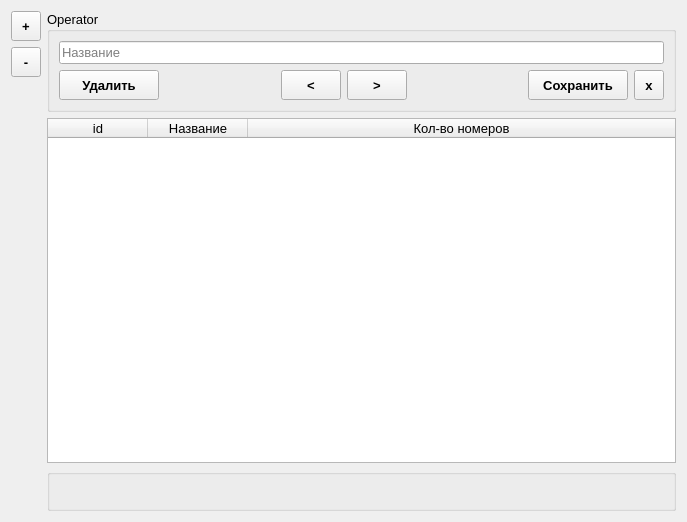
First picture: the form in tMix_2/tMix_2/operators.ui, repository Skyrim78/tMix, before the edit.
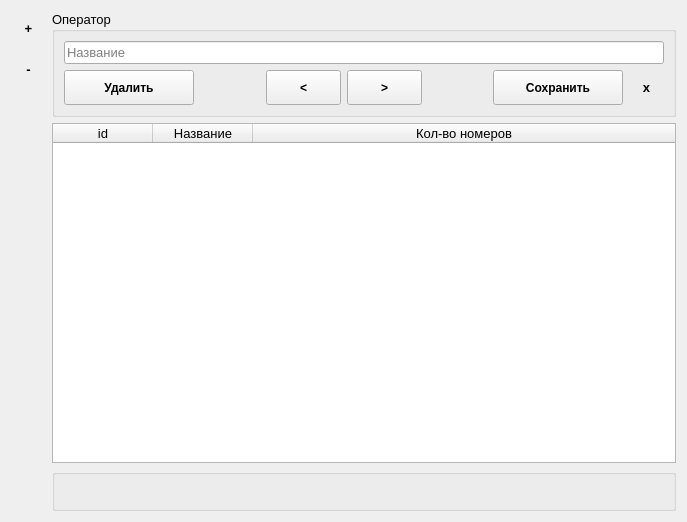
Second picture: the form after the edit.

Diff of the .ui file:
```diff
--- a/tMix_2/tMix_2/operators.ui
+++ b/tMix_2/tMix_2/operators.ui
@@ -27,18 +27,19 @@
         <widget class="QToolButton" name="toolButton_add">
          <property name="minimumSize">
           <size>
-           <width>30</width>
-           <height>30</height>
+           <width>35</width>
+           <height>35</height>
           </size>
          </property>
          <property name="maximumSize">
           <size>
-           <width>30</width>
-           <height>30</height>
+           <width>35</width>
+           <height>35</height>
           </size>
          </property>
          <property name="font">
           <font>
+           <pointsize>10</pointsize>
            <weight>75</weight>
            <bold>true</bold>
           </font>
@@ -46,24 +47,28 @@
          <property name="text">
           <string>+</string>
          </property>
+         <property name="autoRaise">
+          <bool>true</bool>
+         </property>
         </widget>
        </item>
        <item>
         <widget class="QToolButton" name="toolButton_delN">
          <property name="minimumSize">
           <size>
-           <width>30</width>
-           <height>30</height>
+           <width>35</width>
+           <height>35</height>
           </size>
          </property>
          <property name="maximumSize">
           <size>
-           <width>30</width>
-           <height>30</height>
+           <width>35</width>
+           <height>35</height>
           </size>
          </property>
          <property name="font">
           <font>
+           <pointsize>10</pointsize>
            <weight>75</weight>
            <bold>true</bold>
           </font>
@@ -71,6 +76,9 @@
          <property name="text">
           <string>-</string>
          </property>
+         <property name="autoRaise">
+          <bool>true</bool>
+         </property>
         </widget>
        </item>
        <item>
@@ -93,7 +101,7 @@
        <item>
         <widget class="QGroupBox" name="groupBox_operator">
          <property name="title">
-          <string>Operator</string>
+          <string>Оператор</string>
          </property>
          <layout class="QGridLayout" name="gridLayout">
           <item row="0" column="0">
@@ -111,18 +119,19 @@
                <widget class="QPushButton" name="pushButton_del">
                 <property name="minimumSize">
                  <size>
-                  <width>100</width>
-                  <height>30</height>
+                  <width>130</width>
+                  <height>35</height>
                  </size>
                 </property>
                 <property name="maximumSize">
                  <size>
-                  <width>100</width>
-                  <height>30</height>
+                  <width>130</width>
+                  <height>35</height>
                  </size>
                 </property>
                 <property name="font">
                  <font>
+                  <pointsize>9</pointsize>
                   <weight>75</weight>
                   <bold>true</bold>
                  </font>
@@ -149,18 +158,19 @@
                <widget class="QPushButton" name="pushButton_prev">
                 <property name="minimumSize">
                  <size>
-                  <width>60</width>
-                  <height>30</height>
+                  <width>75</width>
+                  <height>35</height>
                  </size>
                 </property>
                 <property name="maximumSize">
                  <size>
-                  <width>60</width>
-                  <height>30</height>
+                  <width>75</width>
+                  <height>35</height>
                  </size>
                 </property>
                 <property name="font">
                  <font>
+                  <pointsize>9</pointsize>
                   <weight>75</weight>
                   <bold>true</bold>
                  </font>
@@ -174,18 +184,19 @@
                <widget class="QPushButton" name="pushButton_next">
                 <property name="minimumSize">
                  <size>
-                  <width>60</width>
-                  <height>30</height>
+                  <width>75</width>
+                  <height>35</height>
                  </size>
                 </property>
                 <property name="maximumSize">
                  <size>
-                  <width>60</width>
-                  <height>30</height>
+                  <width>75</width>
+                  <height>35</height>
                  </size>
                 </property>
                 <property name="font">
                  <font>
+                  <pointsize>9</pointsize>
                   <weight>75</weight>
                   <bold>true</bold>
                  </font>
@@ -212,18 +223,19 @@
                <widget class="QPushButton" name="pushButton_save">
                 <property name="minimumSize">
                  <size>
-                  <width>100</width>
-                  <height>30</height>
+                  <width>130</width>
+                  <height>35</height>
                  </size>
                 </property>
                 <property name="maximumSize">
                  <size>
-                  <width>100</width>
-                  <height>30</height>
+                  <width>130</width>
+                  <height>35</height>
                  </size>
                 </property>
                 <property name="font">
                  <font>
+                  <pointsize>9</pointsize>
                   <weight>75</weight>
                   <bold>true</bold>
                  </font>
@@ -237,18 +249,19 @@
                <widget class="QToolButton" name="toolButton_close">
                 <property name="minimumSize">
                  <size>
-                  <width>30</width>
-                  <height>30</height>
+                  <width>35</width>
+                  <height>35</height>
                  </size>
                 </property>
                 <property name="maximumSize">
                  <size>
-                  <width>30</width>
-                  <height>30</height>
+                  <width>35</width>
+                  <height>35</height>
                  </size>
                 </property>
                 <property name="font">
                  <font>
+                  <pointsize>10</pointsize>
                   <weight>75</weight>
                   <bold>true</bold>
                  </font>
@@ -256,6 +269,9 @@
                 <property name="text">
                  <string>x</string>
                 </property>
+                <property name="autoRaise">
+                 <bool>true</bool>
+                </property>
                </widget>
               </item>
              </layout>
@@ -313,6 +329,15 @@
             <property name="text">
              <string/>
             </property>
+            <property name="scaledContents">
+             <bool>true</bool>
+            </property>
+            <property name="alignment">
+             <set>Qt::AlignCenter</set>
+            </property>
+            <property name="wordWrap">
+             <bool>true</bool>
+            </property>
            </widget>
           </item>
          </layout>
```
